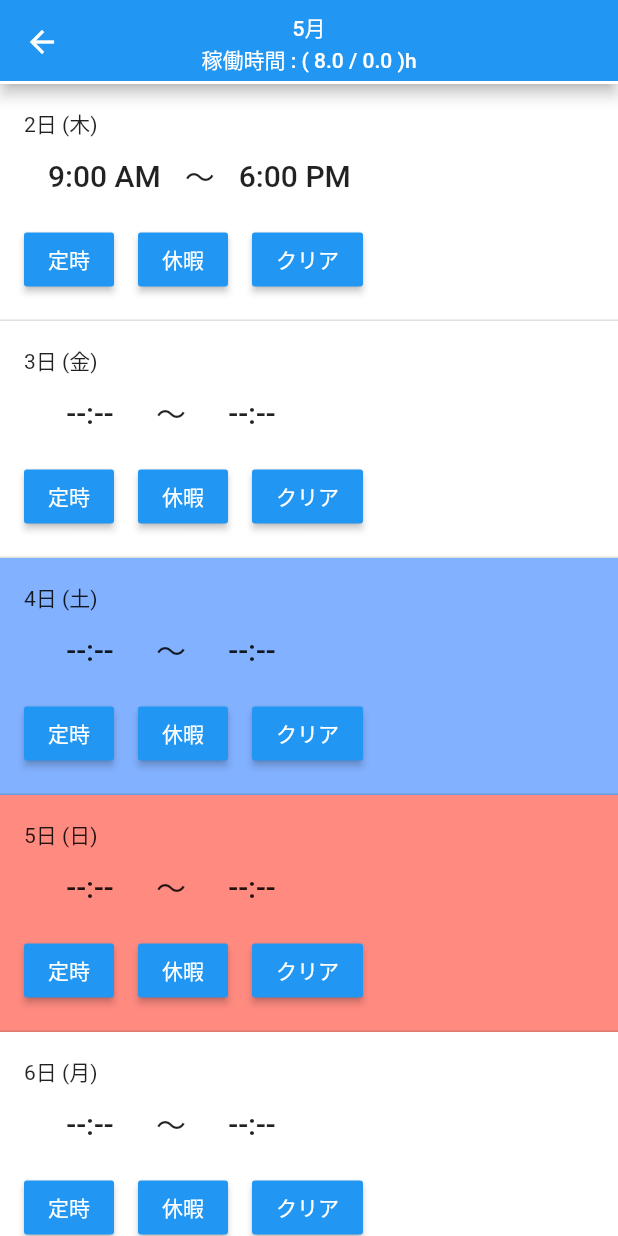
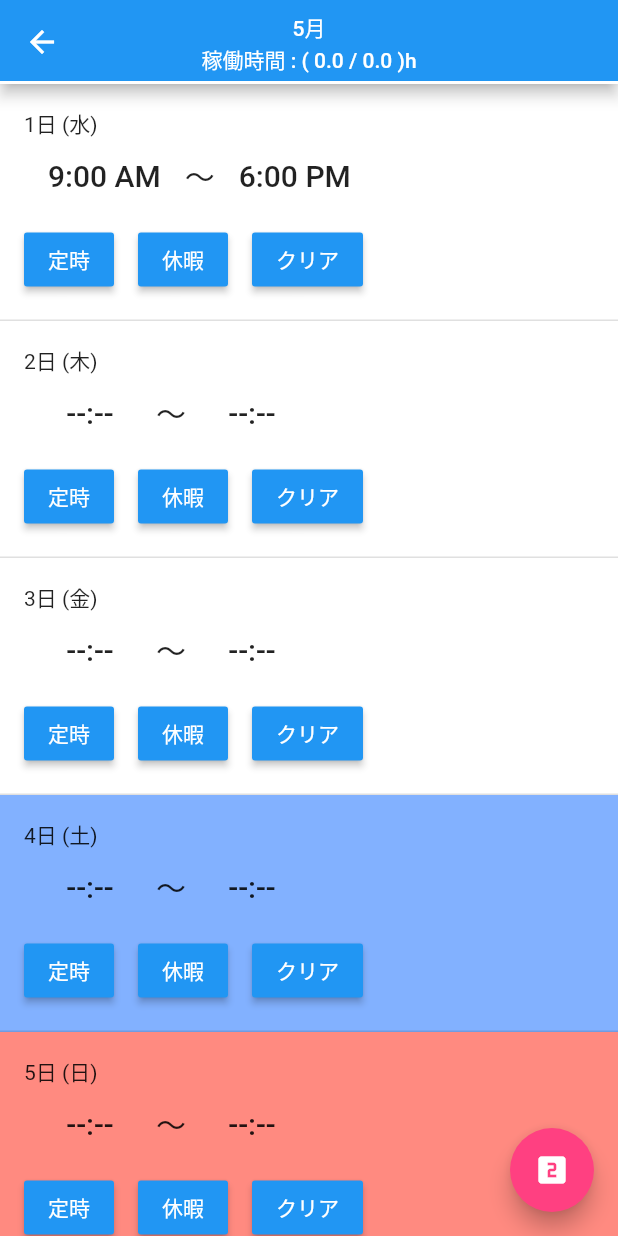
Before and after one commit to kusamuraX/KinTai, a Flutter app: the MyHomePage screen opened by its route, after a tap on "定時", on a phone screen of 412 x 824 dp. Run offline on Flutter 3.47's test engine with Material 2 defaults, Android fonts, the phone set to English and light mode, and no system bars; our stand-ins replace shared_preferences; accounts and stored records are empty; network calls fail.

Commit message:
add float

```diff
--- a/lib/dateInfo.dart
+++ b/lib/dateInfo.dart
@@ -134,9 +134,13 @@ class DateInfo {
       String edKey = '${date.month}-${date.day}-ed';
       String stTime = prefs.getString(stKey);
       String edTime = prefs.getString(edKey);
-      if(edTime != null){
+      if(stTime != null && edTime != null){
         print('${date.month}-${date.day} : $stTime - $edTime');
-        actualTime += 8.0;
+        DateTime stDateTime  = new DateTime(2019, month, i, int.parse(stTime.split(":")[0]), int.parse(stTime.split(":")[1]));
+        DateTime edDateTime  = new DateTime(2019, month, i, int.parse(edTime.split(":")[0]), int.parse(edTime.split(":")[1]));
+        Duration diff = edDateTime.difference(stDateTime);
+        print('diff ${diff.inHours.toDouble()} h');
+        actualTime += diff.inHours.toDouble() - 1.0;
       }
     });
 
--- a/lib/main.dart
+++ b/lib/main.dart
@@ -1,18 +1,18 @@
 import 'package:flutter/material.dart';
 import 'dateInfo.dart';
 import 'tab.dart';
+import 'dart:async';
 
 void main() => runApp(new MyApp());
 
 class MyApp extends StatelessWidget {
-
   static double actualWorkingHours = 0.0;
 
   // This widget is the root of your application.
   @override
   Widget build(BuildContext context) {
     return new MaterialApp(
-      title: 'KinTai',
+      title: '勤怠',
       theme: new ThemeData(
         primarySwatch: Colors.blue,
       ),
@@ -83,20 +83,25 @@ class MyHomePage extends StatefulWidget {
 
 class _MyHomePageState extends State<MyHomePage>
     with SingleTickerProviderStateMixin {
-
   DateInfo dateInfo;
 
   TabController _tabController;
 
+  ScrollController _scrollController;
+
   List<DayView> dayViewList;
 
+  bool floatOff = true;
+
   final _tabHeaderKey = GlobalKey<TabHeadState>();
-
 
   List<Widget> _getTab() {
     List<Widget> tabs = <Widget>[];
     for (var i = 5; i <= 5; i++) {
-      tabs.add(new TabHead(key: _tabHeaderKey, month: i,));
+      tabs.add(new TabHead(
+        key: _tabHeaderKey,
+        month: i,
+      ));
     }
     return tabs;
   }
@@ -104,38 +109,117 @@ class _MyHomePageState extends State<MyHomePage>
   List<Widget> _getTabView() {
     List<Widget> tabs = <Widget>[];
     for (var i = 5; i <= 5; i++) {
-      tabs.add(new SingleChildScrollView(child: new Column(
-        children: _getDayList(i),
-      ),));
+      tabs.add(new SingleChildScrollView(
+        child: new Column(
+          children: _getDayList(i),
+        ),
+        controller: _scrollController,
+      ));
     }
+
     return tabs;
   }
 
+  setScrollPosition() async {
+    var offset = DateTime.now().day * 120.0;
+    while (true) {
+      if (_scrollController.hasClients) {
+        _scrollController.animateTo(offset,
+            duration: const Duration(milliseconds: 300), curve: Curves.easeOut);
+        break;
+      } else {
+        await new Future.delayed(new Duration(milliseconds: 500));
+      }
+    }
+  }
+
   List<Widget> _getDayList(var month) {
-
     final lastDayOfMonth = new DateTime(2019, month + 1, 0);
     return (List.generate(lastDayOfMonth.day, (i) => i).map((int i) {
-      return new DayView(month: month, day: (i+1), titleKey: _tabHeaderKey,);
+      return new DayView(
+        month: month,
+        day: i,
+        titleKey: _tabHeaderKey,
+      );
     }).toList());
-
   }
 
   @override
   void initState() {
     super.initState();
     _tabController = new TabController(length: 1, vsync: this);
+    _scrollController = new ScrollController();
+    setScrollPosition();
     dateInfo = new DateInfo();
+  }
+
+  @override
+  void didUpdateWidget(MyHomePage oldWidget) {
+    super.didUpdateWidget(oldWidget);
   }
 
   @override
   void dispose() {
     super.dispose();
     _tabController.dispose();
+    _scrollController.dispose();
+  }
+
+  List<Widget> getFloatBtn() {
+    List<Widget> btns = <Widget>[];
+
+    if (floatOff) {
+      btns.add(new FloatingActionButton(
+        onPressed: () {
+          setState(() {
+            if (floatOff) {
+              floatOff = false;
+            } else {
+              floatOff = true;
+            }
+          });
+        },
+        backgroundColor: Colors.pinkAccent,
+        child: Icon(const IconData(58298, fontFamily: 'MaterialIcons')),
+      ));
+    } else {
+      btns.add(new FloatingActionButton(
+        onPressed: () {},
+        backgroundColor: Colors.blueAccent,
+        child: Icon(const IconData(58051, fontFamily: 'MaterialIcons')),
+      ));
+      btns.add(new SpaceBox(
+        height: 24.0,
+      ));
+      btns.add(new FloatingActionButton(
+        onPressed: () {},
+        backgroundColor: Colors.blueAccent,
+        child: Icon(const IconData(59506, fontFamily: 'MaterialIcons')),
+      ));
+      btns.add(new SpaceBox(
+        height: 24.0,
+      ));      btns.add(new FloatingActionButton(
+        onPressed: () {
+          setState(() {
+            if (floatOff) {
+              floatOff = false;
+            } else {
+              floatOff = true;
+            }
+          });
+        },
+        backgroundColor: Colors.pinkAccent,
+        child: Icon(const IconData(58298, fontFamily: 'MaterialIcons')),
+      ));
+    }
+
+    return btns;
   }
 
   @override
   Widget build(BuildContext context) {
     print('_MyHomePageState build');
+
     return new Scaffold(
       appBar: new AppBar(
         flexibleSpace: new SafeArea(
@@ -149,6 +233,10 @@ class _MyHomePageState extends State<MyHomePage>
         controller: _tabController,
         children: _getTabView(),
       ),
+      floatingActionButton: Column(
+        mainAxisAlignment: MainAxisAlignment.end,
+        children: getFloatBtn(),
+      ),
     );
   }
 }
--- a/lib/tab.dart
+++ b/lib/tab.dart
@@ -112,7 +112,8 @@ class _DayViewState extends State<DayView> {
 
   void clearTime() async {
     SharedPreferences prefs = await SharedPreferences.getInstance();
-    await prefs.remove('$_month-$_day');
+    await prefs.remove('$_month-$_day-st');
+    await prefs.remove('$_month-$_day-ed');
     widget.titleKey.currentState.calc();
   }
 
@@ -139,6 +140,7 @@ class _DayViewState extends State<DayView> {
                     key: _stKey,
                     timeStr: DateInfo.noneTime,
                     date: '$_month-$_day',
+                    titleKey: widget.titleKey,
                   ),
                   const Text(
                     '～',
@@ -148,6 +150,7 @@ class _DayViewState extends State<DayView> {
                     key: _edKey,
                     timeStr: DateInfo.noneTime,
                     date: '$_month-$_day',
+                    titleKey: widget.titleKey,
                   ),
                 ],
               ),
@@ -201,8 +204,9 @@ class _DayViewState extends State<DayView> {
 class StTimeBtn extends StatefulWidget {
   final String timeStr;
   final String date;
+  final GlobalKey<TabHeadState> titleKey;
 
-  const StTimeBtn({Key key, this.timeStr, this.date}) : super(key: key);
+  const StTimeBtn({Key key, this.timeStr, this.date, this.titleKey}) : super(key: key);
 
   @override
   State<StatefulWidget> createState() => new _StTimeBtnState(timeStr);
@@ -239,6 +243,7 @@ class _StTimeBtnState extends State<StTimeBtn> {
     if (_time != DateInfo.noneTime) {
       SharedPreferences prefs = await SharedPreferences.getInstance();
       prefs.setString('${widget.date}-st', _time);
+      widget.titleKey.currentState.calc();
     }
   }
 
@@ -283,11 +288,13 @@ class _StTimeBtnState extends State<StTimeBtn> {
 class EdTimeBtn extends StatefulWidget {
   final String timeStr;
   final String date;
+  final GlobalKey<TabHeadState> titleKey;
 
   const EdTimeBtn({
     Key key,
     this.timeStr,
     this.date,
+    this.titleKey
   }) : super(key: key);
 
   @override
@@ -325,6 +332,7 @@ class _EdTimeBtnState extends State<EdTimeBtn> {
     if (_time != DateInfo.noneTime) {
       SharedPreferences prefs = await SharedPreferences.getInstance();
       prefs.setString('${widget.date}-ed', _time);
+      widget.titleKey.currentState.calc();
     }
   }
 
```
